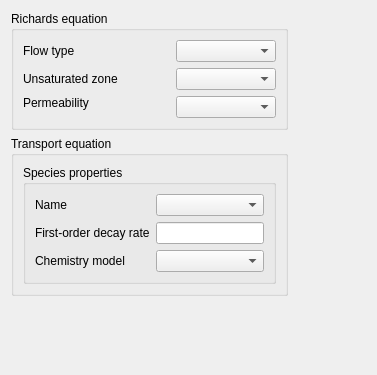
This is python/code_saturne/gui/case/GroundwaterForm.ui in code-saturne/code_saturne as Qt 5 draws it before an edit. The edited form follows.
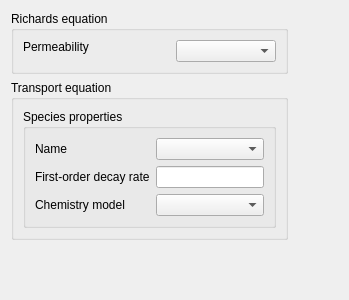
This is the edited form.

Commit message: [GUI]: remove legacy Groundwater options and prepare for CDO features.

What changed in the file:
```diff
--- a/python/code_saturne/gui/case/GroundwaterForm.ui
+++ b/python/code_saturne/gui/case/GroundwaterForm.ui
@@ -6,8 +6,8 @@
    <rect>
     <x>0</x>
     <y>0</y>
-    <width>377</width>
-    <height>375</height>
+    <width>349</width>
+    <height>300</height>
    </rect>
   </property>
   <property name="minimumSize">
@@ -128,64 +128,6 @@
      </property>
      <layout class="QGridLayout" name="gridLayout_2">
       <item row="0" column="0">
-       <widget class="QLabel" name="labelFlowType">
-        <property name="toolTip">
-         <string>&lt;html&gt;&lt;head/&gt;&lt;body&gt;&lt;p&gt;&lt;span style=&quot; font-size:9pt;&quot;&gt;Select whether the flow is steady or unsteady.&lt;/span&gt;&lt;/p&gt;&lt;/body&gt;&lt;/html&gt;</string>
-        </property>
-        <property name="text">
-         <string>Flow type</string>
-        </property>
-       </widget>
-      </item>
-      <item row="0" column="1">
-       <widget class="QComboBox" name="comboBoxFlowType">
-        <property name="minimumSize">
-         <size>
-          <width>100</width>
-          <height>0</height>
-         </size>
-        </property>
-        <property name="maximumSize">
-         <size>
-          <width>100</width>
-          <height>16777215</height>
-         </size>
-        </property>
-        <property name="toolTip">
-         <string>&lt;html&gt;&lt;head/&gt;&lt;body&gt;&lt;p&gt;&lt;span style=&quot; font-size:9pt;&quot;&gt;Select whether the flow is steady or unsteady.&lt;/span&gt;&lt;/p&gt;&lt;/body&gt;&lt;/html&gt;</string>
-        </property>
-       </widget>
-      </item>
-      <item row="1" column="0">
-       <widget class="QLabel" name="labelUnsaturated">
-        <property name="toolTip">
-         <string>&lt;html&gt;&lt;head/&gt;&lt;body&gt;&lt;p&gt;&lt;span style=&quot; font-size:9pt;&quot;&gt;Select between saturated (moisture constent equals soil porosity) or unsaturated conditions.&lt;/span&gt;&lt;/p&gt;&lt;/body&gt;&lt;/html&gt;</string>
-        </property>
-        <property name="text">
-         <string>Unsaturated zone</string>
-        </property>
-       </widget>
-      </item>
-      <item row="1" column="1">
-       <widget class="QComboBox" name="comboBoxUnsaturated">
-        <property name="minimumSize">
-         <size>
-          <width>100</width>
-          <height>0</height>
-         </size>
-        </property>
-        <property name="maximumSize">
-         <size>
-          <width>100</width>
-          <height>16777215</height>
-         </size>
-        </property>
-        <property name="toolTip">
-         <string>&lt;html&gt;&lt;head/&gt;&lt;body&gt;&lt;p&gt;&lt;span style=&quot; font-size:9pt;&quot;&gt;Select between saturated (moisture constent equals soil porosity) or unsaturated conditions.&lt;/span&gt;&lt;/p&gt;&lt;/body&gt;&lt;/html&gt;</string>
-        </property>
-       </widget>
-      </item>
-      <item row="2" column="0">
        <widget class="QLabel" name="labelPermeability">
         <property name="toolTip">
          <string>&lt;html&gt;&lt;head/&gt;&lt;body&gt;&lt;p&gt;&lt;span style=&quot; font-size:9pt;&quot;&gt;Set permeability to isotropic or anisotropic for all soils.&lt;/span&gt;&lt;/p&gt;&lt;/body&gt;&lt;/html&gt;</string>
@@ -195,7 +137,7 @@
         </property>
        </widget>
       </item>
-      <item row="2" column="1" rowspan="2">
+      <item row="0" column="1" rowspan="2">
        <widget class="QComboBox" name="comboBoxPermeability">
         <property name="enabled">
          <bool>true</bool>
```
The commit also changes 6 other files.
